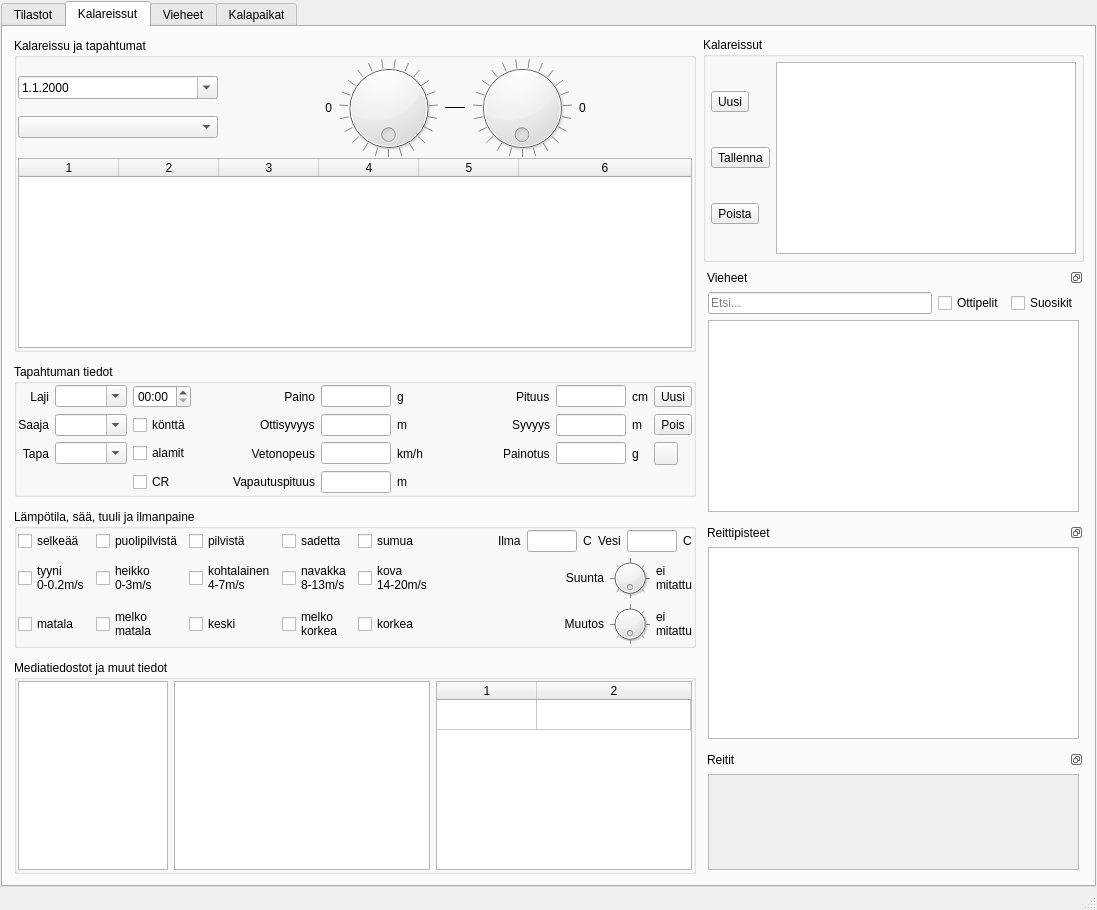
This is mainwindow.ui in samuliwritescode/uistelupaivakirja-desktop as Qt 5 draws it before an edit. The edited form follows.
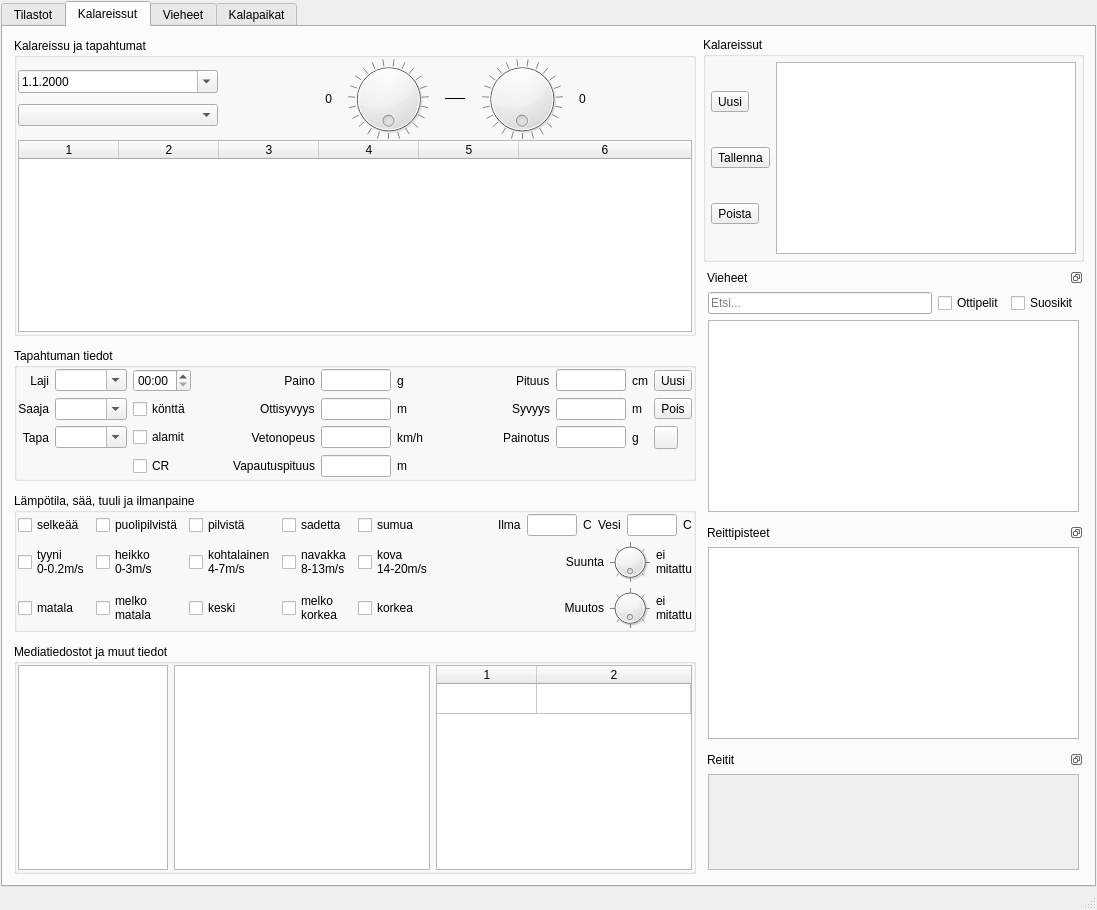
This is the edited form. Icons and pictures are not drawn.

Patch:
```diff
--- a/mainwindow.ui
+++ b/mainwindow.ui
@@ -232,6 +232,12 @@
                </item>
                <item>
                 <widget class="QDial" name="startDial">
+                 <property name="maximumSize">
+                  <size>
+                   <width>16777215</width>
+                   <height>80</height>
+                  </size>
+                 </property>
                  <property name="minimum">
                   <number>0</number>
                  </property>
@@ -276,6 +282,12 @@
                </item>
                <item>
                 <widget class="QDial" name="endDial">
+                 <property name="maximumSize">
+                  <size>
+                   <width>16777215</width>
+                   <height>80</height>
+                  </size>
+                 </property>
                  <property name="minimum">
                   <number>0</number>
                  </property>
```
Left out of the diff: 12 changed lines with no effect on the pictures.
